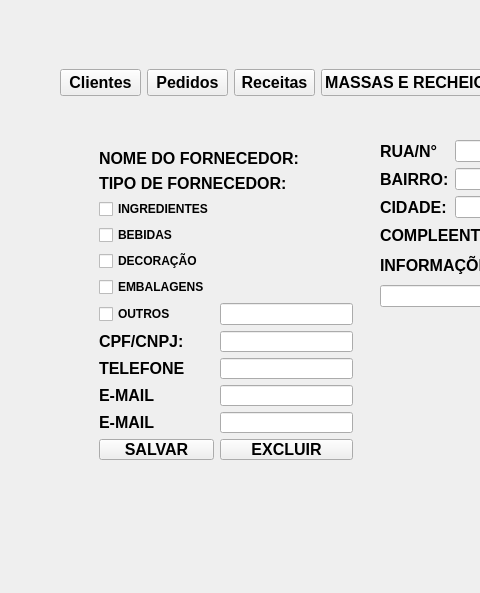
First picture: the form in telas/tela_menu.ui, repository Faeldh/sistema_confeitaria, before the edit; both pictures show x 0 to 480 and y 0 to 593 of the 1086 by 593 pixel window.
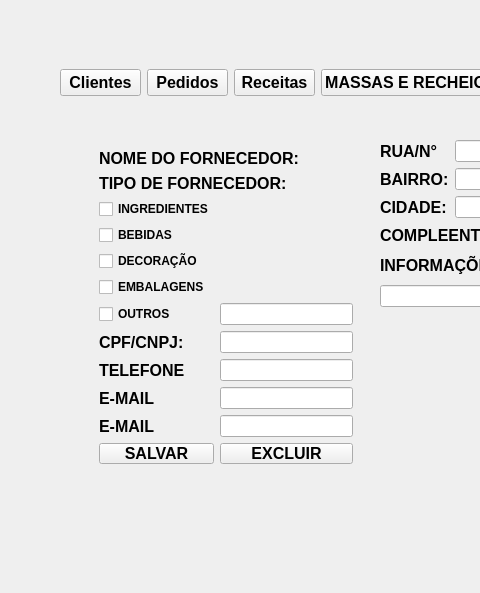
Second picture: the form after the edit.

Patch:
```diff
--- a/telas/tela_menu.ui
+++ b/telas/tela_menu.ui
@@ -20,9 +20,15 @@
       <x>50</x>
       <y>110</y>
       <width>991</width>
-      <height>421</height>
+      <height>431</height>
      </rect>
     </property>
+    <property name="sizePolicy">
+     <sizepolicy hsizetype="Expanding" vsizetype="Expanding">
+      <horstretch>0</horstretch>
+      <verstretch>0</verstretch>
+     </sizepolicy>
+    </property>
     <property name="currentIndex">
      <number>6</number>
     </property>
@@ -957,13 +963,13 @@
         <height>333</height>
        </rect>
       </property>
-      <widget class="QWidget" name="">
+      <widget class="QWidget" name="layoutWidget">
        <property name="geometry">
         <rect>
          <x>9</x>
          <y>9</y>
          <width>260</width>
-         <height>317</height>
+         <height>321</height>
         </rect>
        </property>
        <layout class="QGridLayout" name="gridLayout_5">
```
Left out of the diff: 13 changed lines with no effect on the pictures.
